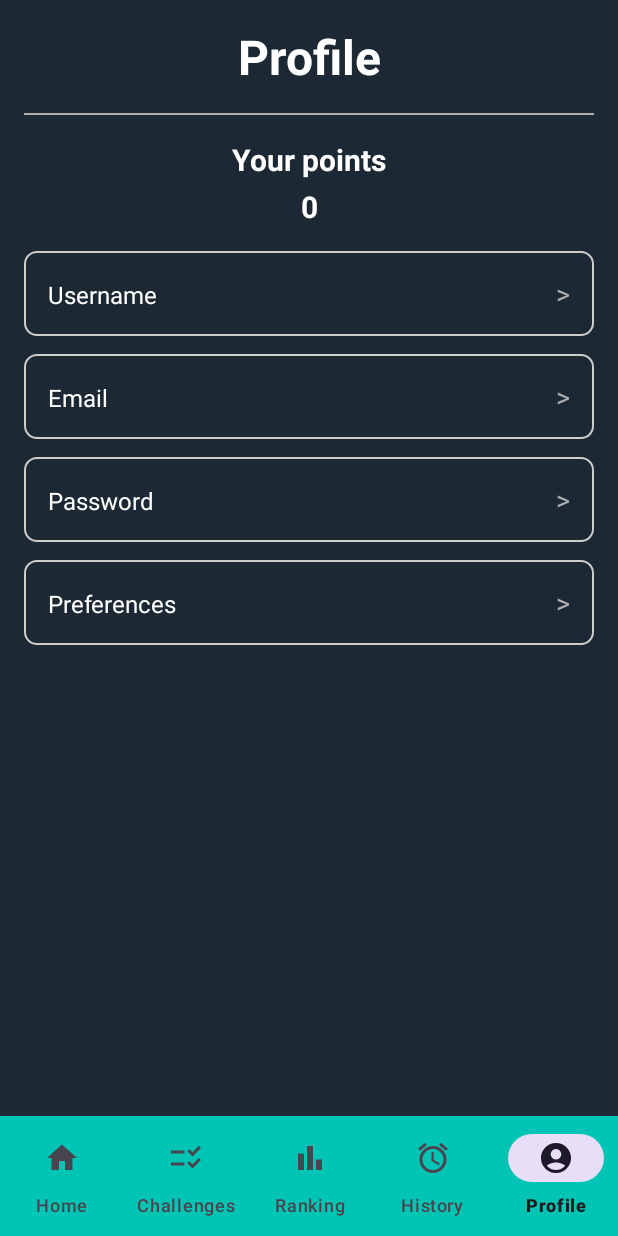
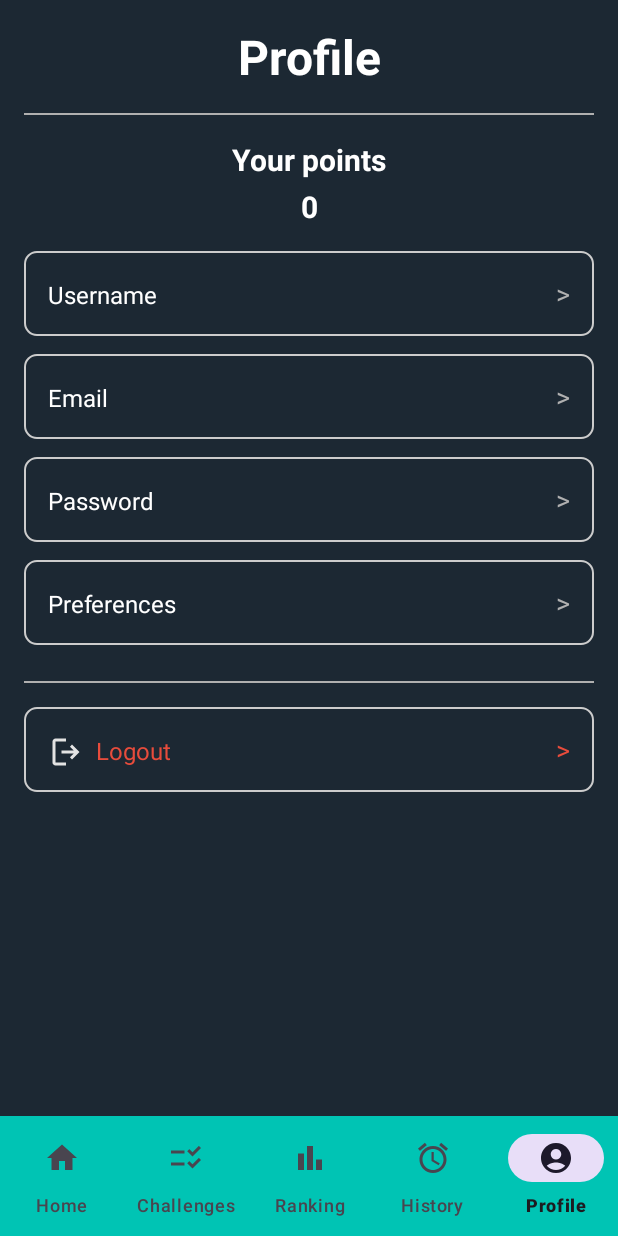
Before and after one commit to IanGalarza/TP-INTEGRADOR-MODULO_NATIVO-ECOTRACKER, an Android app: the ProfileDetailFragment screen opened directly, with no data from a screen before it, on a phone screen of 412 x 824 dp. Run offline under Robolectric (Android 15) with nearby library versions, the phone set to English and light mode, and no system bars; our stand-ins replace Firebase (no records; nobody signed in at launch, a user with empty details on screens opened directly).

Commit message:
fix: Detalles de las actividades al acceder desde el home, ademas de boton de logout en profile

```diff
--- a/app/src/main/java/com/example/proyectointegrador/Detail/DetailActivity.kt
+++ b/app/src/main/java/com/example/proyectointegrador/Detail/DetailActivity.kt
@@ -4,6 +4,7 @@ import android.content.Context
 import android.content.Intent
 import android.content.res.Configuration
 import android.os.Bundle
+import android.util.Log
 import android.view.Menu
 import android.view.MenuItem
 import androidx.activity.enableEdgeToEdge
@@ -37,7 +38,6 @@ class DetailActivity : BottomNavigationBaseActivity() {
             v.setPadding(systemBars.left, systemBars.top, systemBars.right, systemBars.bottom)
             insets
         }
-
 
         if (savedInstanceState == null) {
             val challengeId = intent.getStringExtra("challengeId")
--- a/app/src/main/java/com/example/proyectointegrador/MainActivity.kt
+++ b/app/src/main/java/com/example/proyectointegrador/MainActivity.kt
@@ -60,8 +60,8 @@ class MainActivity : BottomNavigationBaseActivity() {
             insets
         }
 
-        val toolbar = findViewById<Toolbar>(R.id.toolbar)
-        setSupportActionBar(toolbar)
+       // val toolbar = findViewById<Toolbar>(R.id.toolbar)
+       // setSupportActionBar(toolbar)
 
         auth = Firebase.auth
         welcomeTextView = findViewById(R.id.user_welcome)
@@ -72,8 +72,6 @@ class MainActivity : BottomNavigationBaseActivity() {
         profileCard = findViewById(R.id.profile_card)
         rankingCard = findViewById(R.id.ranking_card)
         historyCard = findViewById(R.id.history_card)
-
-
 
 
         challengesCard.setOnClickListener {
--- a/app/src/main/java/com/example/proyectointegrador/profile/fragments/ProfileDetailFragment.kt
+++ b/app/src/main/java/com/example/proyectointegrador/profile/fragments/ProfileDetailFragment.kt
@@ -1,5 +1,6 @@
 package com.example.proyectointegrador.profile.fragments
 
+import android.content.Intent
 import android.os.Bundle
 import android.view.LayoutInflater
 import android.view.View
@@ -11,6 +12,7 @@ import android.widget.Toast
 import androidx.fragment.app.Fragment
 import androidx.navigation.fragment.findNavController
 import com.example.proyectointegrador.R
+import com.example.proyectointegrador.auth.AuthActivity
 import com.google.firebase.auth.FirebaseAuth
 import com.google.firebase.firestore.FirebaseFirestore
 
@@ -51,6 +53,14 @@ class ProfileDetailFragment : Fragment() {
             findNavController().navigate(R.id.preferencesFragment)
         }
 
+        view.findViewById<LinearLayout>(R.id.btn_logout).setOnClickListener {
+            auth.signOut()
+
+            val intent = Intent(requireContext(), AuthActivity::class.java)
+            startActivity(intent)
+            requireActivity().finish()
+        }
+
 
         // Obtener y mostrar puntos
 
--- /dev/null
+++ b/app/src/main/res/drawable/ic_logout.xml
@@ -0,0 +1,9 @@
+<vector xmlns:android="http://schemas.android.com/apk/res/android"
+    android:width="24dp"
+    android:height="24dp"
+    android:viewportWidth="960"
+    android:viewportHeight="960">
+  <path
+      android:pathData="M200,840q-33,0 -56.5,-23.5T120,760v-560q0,-33 23.5,-56.5T200,120h280v80L200,200v560h280v80L200,840ZM640,680 L585,622 687,520L360,520v-80h327L585,338l55,-58 200,200 -200,200Z"
+      android:fillColor="#e3e3e3"/>
+</vector>
--- a/app/src/main/res/layout/activity_detail.xml
+++ b/app/src/main/res/layout/activity_detail.xml
@@ -8,12 +8,11 @@
     android:layout_height="match_parent"
     tools:context=".Detail.DetailActivity">
 
-
-
     <FrameLayout
         android:id="@+id/detail_fragment_container"
         android:layout_width="0dp"
         android:layout_height="0dp"
+        app:layout_constraintTop_toTopOf="parent"
         app:layout_constraintBottom_toTopOf="@id/bottom_navigation"
         app:layout_constraintStart_toStartOf="parent"
         app:layout_constraintEnd_toEndOf="parent" />
--- a/app/src/main/res/layout/activity_history.xml
+++ b/app/src/main/res/layout/activity_history.xml
@@ -7,8 +7,6 @@
     android:layout_width="match_parent"
     android:layout_height="match_parent"
     tools:context=".History.HistoryActivity">
-
-
 
     <!-- Fragments -->
 
--- a/app/src/main/res/layout/activity_main.xml
+++ b/app/src/main/res/layout/activity_main.xml
@@ -7,15 +7,13 @@
     android:background="@color/background_dark"
     android:fitsSystemWindows="true">
 
-
-
     <ScrollView
         android:id="@+id/scroll_content"
         android:layout_width="0dp"
         android:layout_height="0dp"
         android:fillViewport="true"
         android:clipToPadding="false"
-        android:paddingBottom="100dp"
+        android:paddingBottom="20dp"
         app:layout_constraintTop_toTopOf="parent"
         app:layout_constraintBottom_toTopOf="@id/bottom_navigation"
         app:layout_constraintBottom_toBottomOf="parent"
--- a/app/src/main/res/layout/activity_profile.xml
+++ b/app/src/main/res/layout/activity_profile.xml
@@ -8,8 +8,6 @@
     android:layout_height="match_parent"
     tools:context=".profile.ProfileActivity"
     android:fitsSystemWindows="true">
-
-
 
     <androidx.fragment.app.FragmentContainerView
         android:id="@+id/profile_fragment_container"
--- a/app/src/main/res/layout/fragment_profile_detail.xml
+++ b/app/src/main/res/layout/fragment_profile_detail.xml
@@ -206,6 +206,48 @@
                     android:text="@string/rightArrow"
                     android:textSize="18sp" />
             </LinearLayout>
+
+            <!-- Separador antes del logout -->
+            <View
+                android:layout_width="match_parent"
+                android:layout_height="1dp"
+                android:layout_marginTop="24dp"
+                android:background="@color/gray" />
+
+            <!-- Logout -->
+            <LinearLayout
+                android:id="@+id/btn_logout"
+                android:layout_width="match_parent"
+                android:layout_height="wrap_content"
+                android:orientation="horizontal"
+                android:padding="16dp"
+                android:layout_marginTop="16dp"
+                android:background="@drawable/bg_card_border"
+                android:foreground="?attr/selectableItemBackground"
+                android:clickable="true"
+                android:focusable="true">
+
+                <TextView
+                    android:layout_width="0dp"
+                    android:layout_height="wrap_content"
+                    android:text="@string/logout"
+                    android:textColor="@color/red"
+                    android:tint="@color/red"
+                    android:textSize="16sp"
+                    android:drawableStart="@drawable/ic_logout"
+                    android:drawablePadding="8dp"
+                    android:layout_weight="1" />
+
+                <TextView
+                    android:layout_width="wrap_content"
+                    android:layout_height="wrap_content"
+                    android:textColor="@color/red"
+                    android:text="@string/rightArrow"
+                    android:textSize="18sp" />
+
+            </LinearLayout>
+
+
         </LinearLayout>
     </androidx.constraintlayout.widget.ConstraintLayout>
 
--- a/app/src/main/res/values/themes.xml
+++ b/app/src/main/res/values/themes.xml
@@ -27,6 +27,12 @@
         <item name="android:textColor">@android:color/white</item>
     </style>
 
+    <style name="BottomNavText" parent="TextAppearance.Material3.LabelMedium">
+        <item name="android:textSize">12sp</item>
+        <item name="android:includeFontPadding">false</item>
+    </style>
+
+
     <style name="TextAppearance.CollapsingToolbar.Outlined" parent="TextAppearance.Widget.AppCompat.Toolbar.Title">
         <item name="android:textColor">@color/green</item>
         <item name="android:background">@drawable/toolbar_title_background</item>
```
Also changed, not shown: app/src/main/java/com/example/proyectointegrador/ChallengeDetailFragment.kt (+1 -7 lines).
